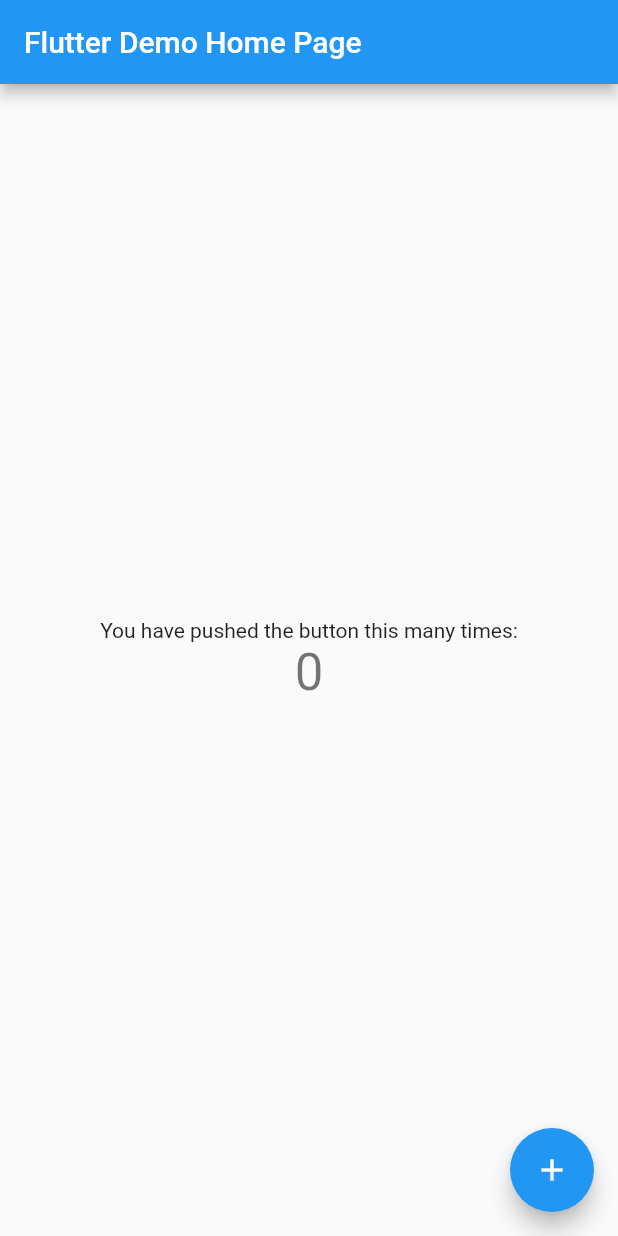
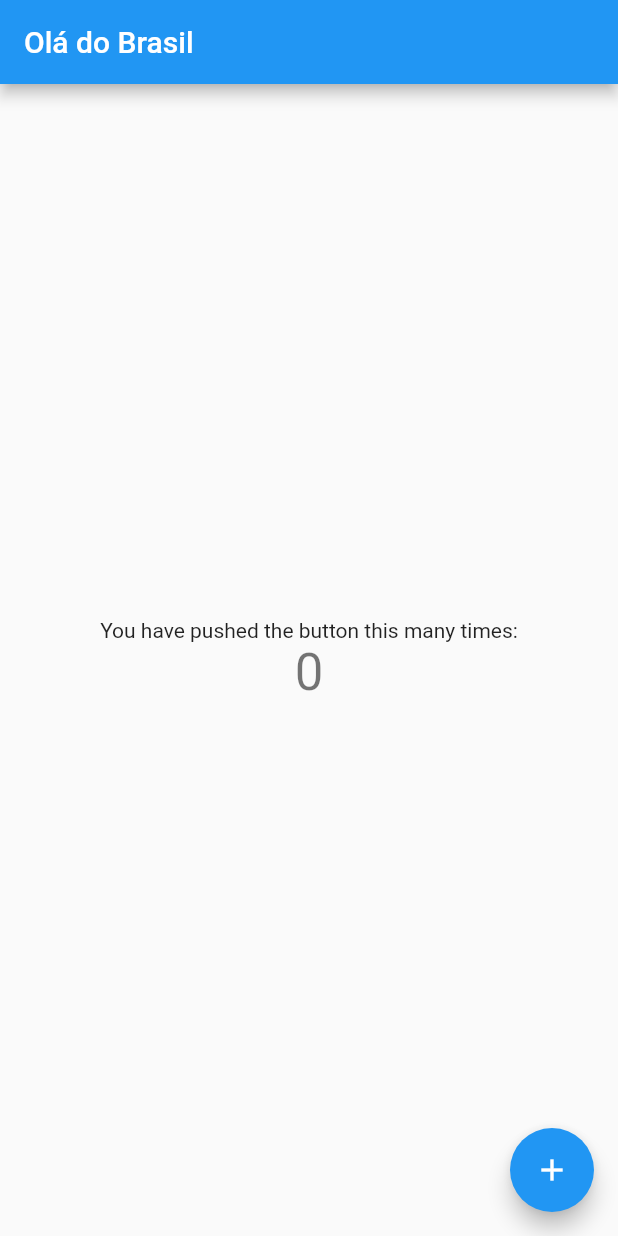
Before and after one commit to yoviekaputra/flutter_skeleton, a Flutter app: the screen it shows after launch, on a phone screen of 412 x 824 dp. Run offline on Flutter 3.47's test engine with Material 2 defaults, Android fonts, the phone set to English and light mode, and no system bars; our stand-ins replace dio, freezed_annotation, get.

```diff
--- /dev/null
+++ b/lib/app.dart
@@ -0,0 +1,52 @@
+import 'package:flutter/material.dart';
+import 'package:get/get.dart';
+import 'package:get/route_manager.dart';
+import 'package:movie_app/home/presentation/bindings/home_binding.dart';
+import 'home/presentation/home_page.dart';
+
+/// Created by yovi.putra on 16/07/22"
+/// Project name: movie_app
+
+class MyApp extends StatelessWidget {
+  const MyApp({Key? key}) : super(key: key);
+
+  // This widget is the root of your application.
+  @override
+  Widget build(BuildContext context) {
+    return GetMaterialApp(
+        title: 'Flutter Demo',
+        initialRoute: "/home",
+        getPages: [
+          GetPage(
+              name: "/home",
+              page: () => MyHomePage(title: "title".tr),
+            binding: HomeBinding()
+          )
+        ],
+        defaultTransition: Transition.native,
+        translations: MyTranslations(),
+        locale: const Locale('pt', 'BR'),
+        theme: ThemeData(
+          primarySwatch: Colors.blue,
+        )
+    );
+  }
+}
+
+class MyTranslations extends Translations {
+  @override
+  Map<String, Map<String, String>> get keys => {
+    'en': {
+      'title': 'Hello World %s',
+    },
+    'en_US': {
+      'title': 'Hello World from US',
+    },
+    'pt': {
+      'title': 'Olá de Portugal',
+    },
+    'pt_BR': {
+      'title': 'Olá do Brasil',
+    },
+  };
+}
--- /dev/null
+++ b/lib/di/app_component.dart
@@ -0,0 +1,2 @@
+/// Created by yovi.putra on 16/07/22"
+/// Project name: movie_app
--- /dev/null
+++ b/lib/home/presentation/bindings/home_binding.dart
@@ -0,0 +1,14 @@
+import 'package:get/get.dart';
+
+import '../controller/home_controller.dart';
+
+/// Created by yovi.putra on 17/07/22"
+/// Project name: movie_app
+
+class HomeBinding implements Bindings {
+
+  @override
+  void dependencies() {
+    Get.lazyPut(() => HomeController());
+  }
+}
--- /dev/null
+++ b/lib/home/presentation/controller/home_controller.dart
@@ -0,0 +1,10 @@
+import 'package:get/get.dart';
+
+/// Created by yovi.putra on 16/07/22"
+/// Project name: movie_app
+
+class HomeController extends GetxController {
+  var count = 0.obs;
+
+  void increment() => count++;
+}
--- /dev/null
+++ b/lib/home/presentation/home_page.dart
@@ -0,0 +1,43 @@
+import 'package:flutter/material.dart';
+import 'package:get/get.dart';
+
+import 'controller/home_controller.dart';
+
+/// Created by yovi.putra on 16/07/22"
+/// Project name: movie_app
+
+class MyHomePage extends GetView<HomeController> {
+
+  const MyHomePage({Key? key, required this.title}) : super(key: key);
+
+  final String title;
+
+  @override
+  Widget build(BuildContext context) {
+    Get.put(HomeController());
+    return Scaffold(
+      appBar: AppBar(
+        title: Text(title),
+      ),
+      body: Center(
+        child: Column(
+          mainAxisAlignment: MainAxisAlignment.center,
+          children: <Widget>[
+            const Text(
+              'You have pushed the button this many times:',
+            ),
+            Obx(() => Text(
+              controller.count.toString(),
+              style: Theme.of(context).textTheme.headline4,
+            ))
+          ],
+        ),
+      ),
+      floatingActionButton: FloatingActionButton(
+        onPressed: () => controller.increment(),
+        tooltip: 'Increment',
+        child: const Icon(Icons.add),
+      ), // This trailing comma makes auto-formatting nicer for build methods.
+    );
+  }
+}
--- /dev/null
+++ b/lib/home/repository/home_repository.dart
@@ -0,0 +1,19 @@
+import 'package:dio/dio.dart';
+import 'package:get/get.dart';
+
+/// Created by yovi.putra on 16/07/22"
+/// Project name: movie_app
+
+abstract class HomeRepository {
+  Future<String> getMovie();
+}
+
+class HomeRepositoryImpl implements HomeRepository {
+  final Dio dio = Get.put(Dio());
+
+  @override
+  Future<String> getMovie() async {
+    final response = await dio.get("");
+    return response.data;
+  }
+}
--- /dev/null
+++ b/lib/home/repository/models/movie_response.dart
@@ -0,0 +1,9 @@
+import 'package:freezed_annotation/freezed_annotation.dart';
+
+/// Created by yovi.putra on 16/07/22"
+/// Project name: movie_app
+
+@freezed
+class MovieResponse with _$MovieResponse {
+  const factory MovieResponse(String name) = _MovieResponse;
+}
--- a/lib/main.dart
+++ b/lib/main.dart
@@ -1,68 +1,9 @@
 import 'package:flutter/material.dart';
 
+import 'app.dart';
+
 void main() {
+  WidgetsFlutterBinding.ensureInitialized();
+
   runApp(const MyApp());
 }
-
-class MyApp extends StatelessWidget {
-  const MyApp({Key? key}) : super(key: key);
-
-  // This widget is the root of your application.
-  @override
-  Widget build(BuildContext context) {
-    return MaterialApp(
-      title: 'Flutter Demo',
-      theme: ThemeData(
-        primarySwatch: Colors.blue,
-      ),
-      home: const MyHomePage(title: 'Flutter Demo Home Page'),
-    );
-  }
-}
-
-class MyHomePage extends StatefulWidget {
-  const MyHomePage({Key? key, required this.title}) : super(key: key);
-
-  final String title;
-
-  @override
-  State<MyHomePage> createState() => _MyHomePageState();
-}
-
-class _MyHomePageState extends State<MyHomePage> {
-  int _counter = 0;
-
-  void _incrementCounter() {
-    setState(() {
-      _counter++;
-    });
-  }
-
-  @override
-  Widget build(BuildContext context) {
-    return Scaffold(
-      appBar: AppBar(
-        title: Text(widget.title),
-      ),
-      body: Center(
-        child: Column(
-          mainAxisAlignment: MainAxisAlignment.center,
-          children: <Widget>[
-            const Text(
-              'You have pushed the button this many times:',
-            ),
-            Text(
-              '$_counter',
-              style: Theme.of(context).textTheme.headline4,
-            ),
-          ],
-        ),
-      ),
-      floatingActionButton: FloatingActionButton(
-        onPressed: _incrementCounter,
-        tooltip: 'Increment',
-        child: const Icon(Icons.add),
-      ), // This trailing comma makes auto-formatting nicer for build methods.
-    );
-  }
-}
```
Also changed, not shown: pubspec.yaml (+14 -29 lines), pubspec.lock.
